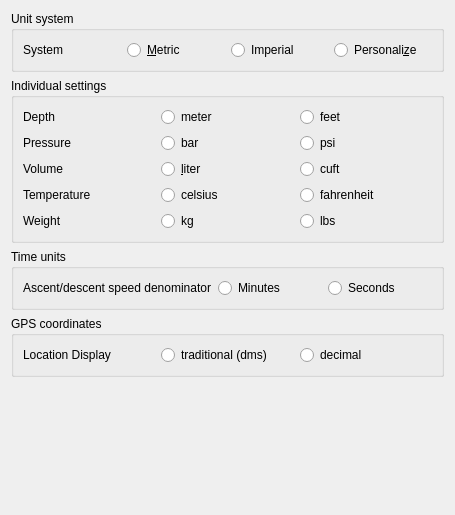
Qt form desktop-widgets/preferences/preferences_units.ui (subsurface/subsurface) before a commit.
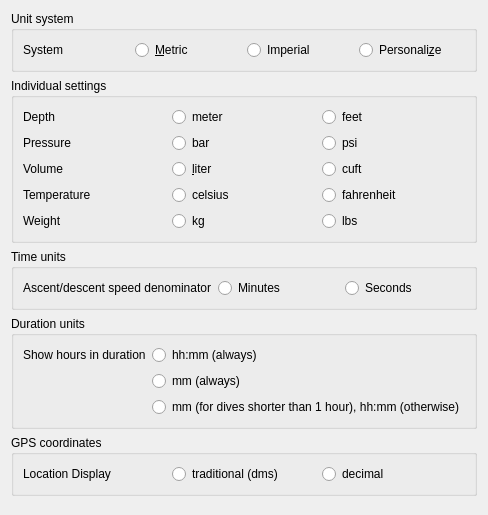
The same form after that commit.

Commit message:
Add UI for duration preference
This isn't hooked up, yet.

Patch:
```diff
--- a/desktop-widgets/preferences/preferences_units.ui
+++ b/desktop-widgets/preferences/preferences_units.ui
@@ -231,6 +231,43 @@
      </layout>
     </widget>
    </item>
+   <item>
+    <widget class="QGroupBox">
+     <property name="title">
+      <string>Duration units</string>
+     </property>
+     <layout class="QGridLayout">
+      <item row="0" column="0">
+       <widget class="QLabel" >
+        <property name="text">
+         <string>Show hours in duration</string>
+        </property>
+       </widget>
+      </item>
+      <item row="0" column="1">
+       <widget class="QRadioButton" name="duration_show_hours">
+        <property name="text">
+         <string>hh:mm (always)</string>
+        </property>
+       </widget>
+      </item>
+      <item row="1" column="1">
+       <widget class="QRadioButton" name="duration_no_hours">
+        <property name="text">
+         <string>mm (always)</string>
+        </property>
+       </widget>
+      </item>
+      <item row="2" column="1">
+       <widget class="QRadioButton" name="duration_mixed">
+        <property name="text">
+         <string>mm (for dives shorter than 1 hour), hh:mm (otherwise)</string>
+        </property>
+       </widget>
+      </item>
+     </layout>
+    </widget>
+   </item>
    <item>
     <widget class="QGroupBox" name="groupBox_11">
      <property name="title">
```
